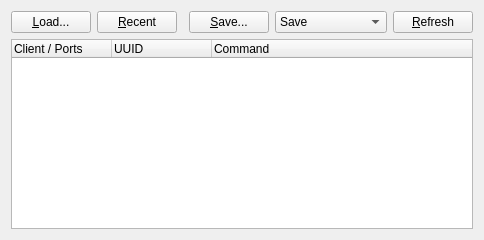
This is src/qjackctlSessionForm.ui in rncbc/qjackctl as Qt 5 draws it before an edit. The edited form follows.
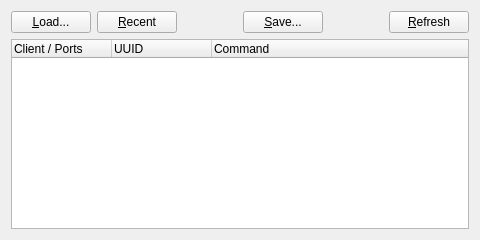
This is the edited form. Icons and pictures are not drawn.

Commit message: - Session Save button now a drop-down menu, replacing the   session save type combo-box/drop-down list selection.

The edit to the form file:
```diff
--- a/src/qjackctlSessionForm.ui
+++ b/src/qjackctlSessionForm.ui
@@ -87,23 +87,17 @@
     </widget>
    </item>
    <item row="0" column="4">
-    <widget class="QComboBox" name="SaveSessionComboBox">
-     <item>
-      <property name="text">
-       <string>Save</string>
-      </property>
-     </item>
-     <item>
-      <property name="text">
-       <string>Save and Quit</string>
-      </property>
-     </item>
-     <item>
-      <property name="text">
-       <string>Save Template</string>
-      </property>
-     </item>
-    </widget>
+	<spacer>
+	 <property name="orientation">
+	  <enum>Qt::Horizontal</enum>
+	 </property>
+	 <property name="sizeHint" stdset="0">
+	  <size>
+	   <width>20</width>
+	   <height>20</height>
+	  </size>
+	 </property>
+	</spacer>
    </item>
    <item row="0" column="5">
     <widget class="QPushButton" name="UpdateSessionPushButton">
```
Left out of the diff: 3 changed lines with no effect on the pictures. The commit also changes 9 other files.
